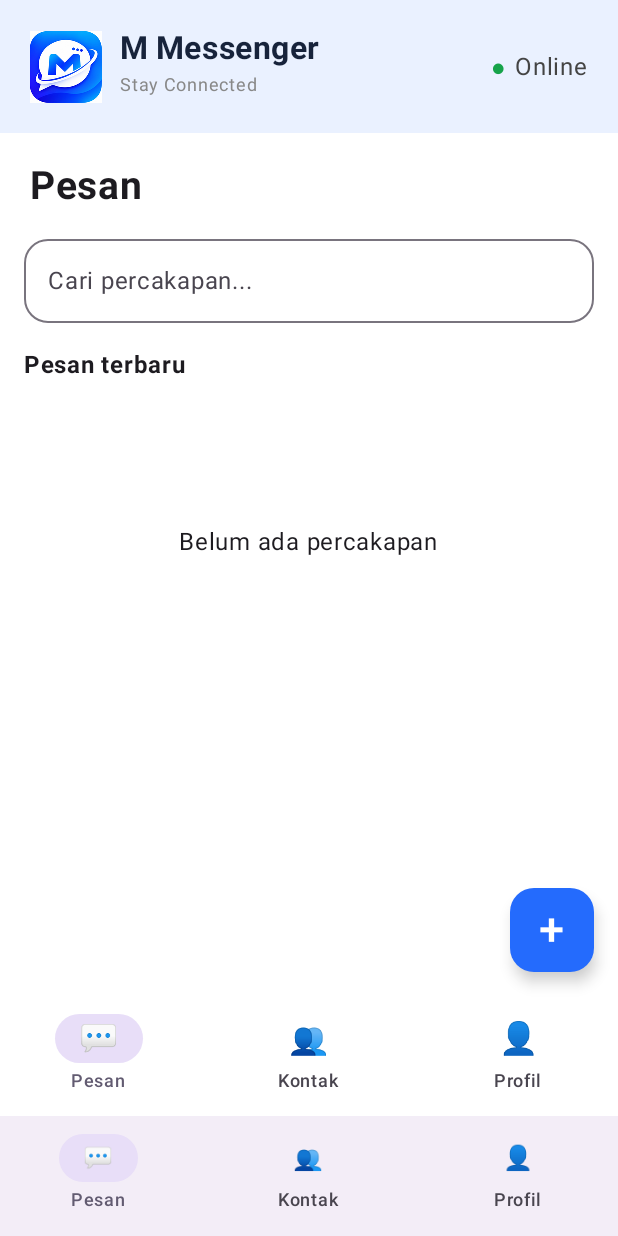
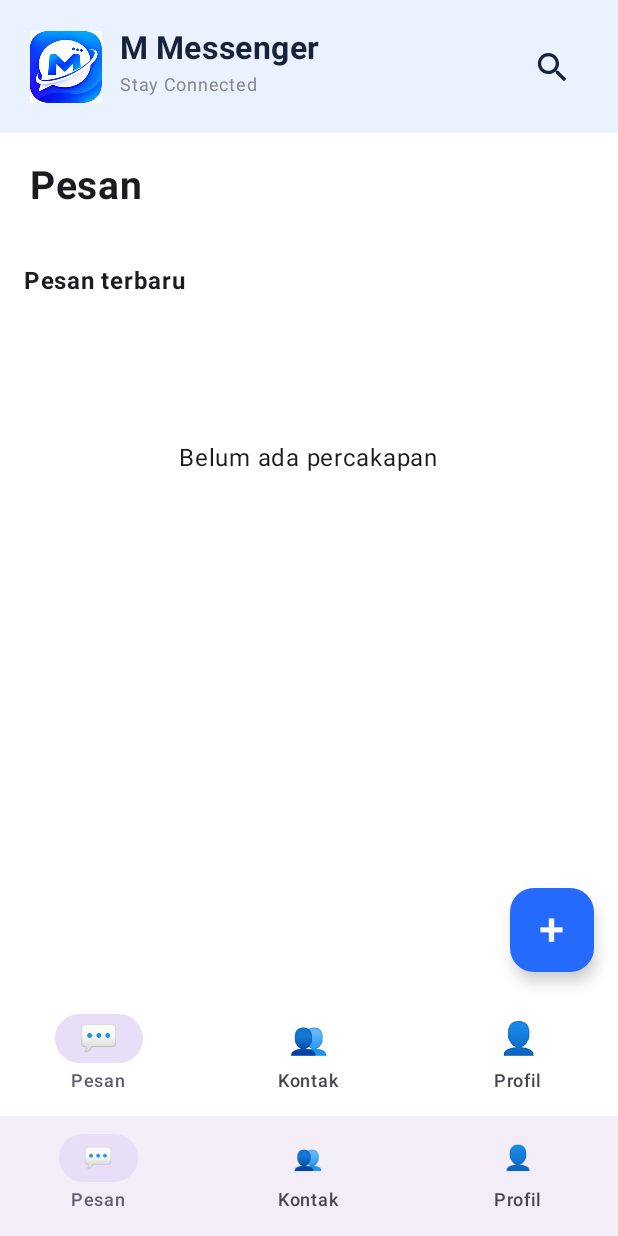
Before and after one commit to MChat-Android/M-Messenger, an Android app built with Jetpack Compose: the screen it shows after launch (MainActivity), after a tap on "Lihat aplikasi tanpa akun", on a phone screen of 412 x 824 dp. Run offline under Robolectric (Android 15) with nearby library versions, the phone set to English and light mode, and no system bars; our stand-ins replace Firebase (no records; nobody signed in at launch, a user with empty details on screens opened directly); 2 other taps on this screen came first.

Commit message:
Update MainScreen.kt

```diff
--- a/app/src/main/java/com/mmessenger/app/MainScreen.kt
+++ b/app/src/main/java/com/mmessenger/app/MainScreen.kt
@@ -12,6 +12,9 @@ import androidx.compose.foundation.layout.*
 import androidx.compose.foundation.lazy.LazyColumn
 import androidx.compose.foundation.lazy.items
 import androidx.compose.foundation.shape.RoundedCornerShape
+import androidx.compose.material.icons.Icons
+import androidx.compose.material.icons.filled.Close
+import androidx.compose.material.icons.filled.Search
 import androidx.compose.material3.*
 import androidx.compose.runtime.*
 import androidx.compose.ui.Alignment
@@ -122,6 +125,7 @@ fun MainScreen(
     onProfileClick: () -> Unit = {}
 ) {
     var search by remember { mutableStateOf("") }
+    var showSearch by remember { mutableStateOf(false) }
     var selectedTab by remember { mutableStateOf("Chat") }
     var chats by remember { mutableStateOf(listOf<HomeChatItem>()) }
     var loading by remember { mutableStateOf(true) }
@@ -179,8 +183,6 @@ fun MainScreen(
                                         val phone =
                                             userDoc.getString("phoneNumber") ?: ""
 
-                                        // Nama kontak HP digunakan jika ditemukan.
-                                        // Jika tidak ditemukan, gunakan nomor telepon.
                                         val savedName =
                                             findSavedContactName(context, phone)
 
@@ -377,9 +379,32 @@ fun MainScreen(
 
                     Spacer(Modifier.weight(1f))
 
-                    Text("●", color = Color(0xFF16A34A))
-                    Spacer(Modifier.width(5.dp))
-                    Text("Online", color = Color.DarkGray)
+                    // IKON PENCARIAN / TUTUP
+                    IconButton(
+                        onClick = {
+                            if (showSearch) {
+                                showSearch = false
+                                search = ""
+                            } else {
+                                showSearch = true
+                            }
+                        }
+                    ) {
+                        Icon(
+                            imageVector = if (showSearch) {
+                                Icons.Default.Close
+                            } else {
+                                Icons.Default.Search
+                            },
+                            contentDescription = if (showSearch) {
+                                "Tutup pencarian"
+                            } else {
+                                "Cari percakapan"
+                            },
+                            tint = Color(0xFF17233B),
+                            modifier = Modifier.size(26.dp)
+                        )
+                    }
                 }
             }
 
@@ -392,17 +417,28 @@ fun MainScreen(
                 )
             }
 
+            // KOTAK PENCARIAN HANYA MUNCUL SAAT IKON DITEKAN
+            if (showSearch) {
                 item {
                     OutlinedTextField(
                         value = search,
                         onValueChange = { search = it },
-                    placeholder = { Text("Cari percakapan...") },
+                        placeholder = {
+                            Text("Cari percakapan...")
+                        },
+                        leadingIcon = {
+                            Icon(
+                                imageVector = Icons.Default.Search,
+                                contentDescription = null
+                            )
+                        },
                         singleLine = true,
                         shape = RoundedCornerShape(16.dp),
                         modifier = Modifier
                             .fillMaxWidth()
                             .padding(horizontal = 16.dp)
                     )
+                }
             }
 
             item {
```
Lines whose indentation alone changed are shown as unchanged.
